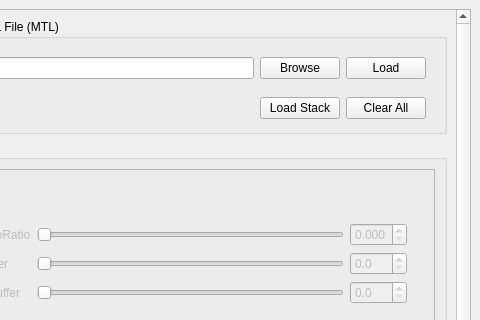
SMByC/CloudMasking, file ui/cloud_masking_dockwidget_base.ui: the form before one commit; both pictures show x 114 to 594 and y 0 to 320 of the 594 by 875 pixel window.
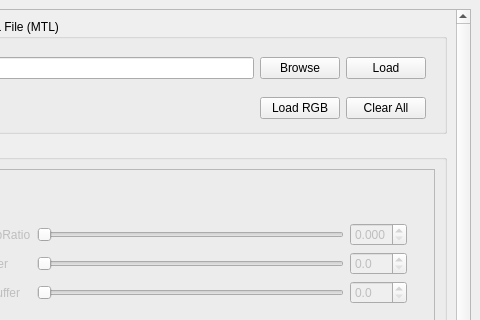
The form after the commit. Custom widgets are drawn as their Qt base class.

Commit message: Make functional button for load stack for RGB bands and clear it

Patch:
```diff
--- a/ui/cloud_masking_dockwidget_base.ui
+++ b/ui/cloud_masking_dockwidget_base.ui
@@ -194,7 +194,7 @@
                     <string notr="true">font-size: 9pt;</string>
                    </property>
                    <property name="text">
-                    <string>Load Stack</string>
+                    <string>Load RGB</string>
                    </property>
                   </widget>
                  </item>
```
Left out of the diff: 2 changed lines with no effect on the pictures. The commit also changes 3 other files.
